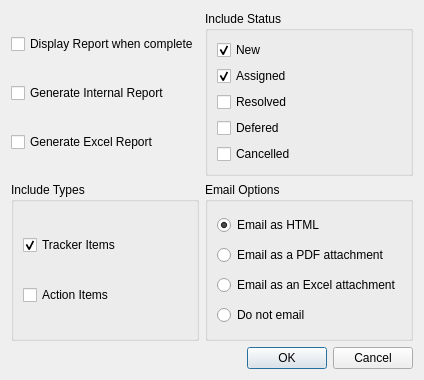
kestermckinney/ProjectNotes, file plugins/includes/dialogTrackerRptOptions.ui: the form before one commit.
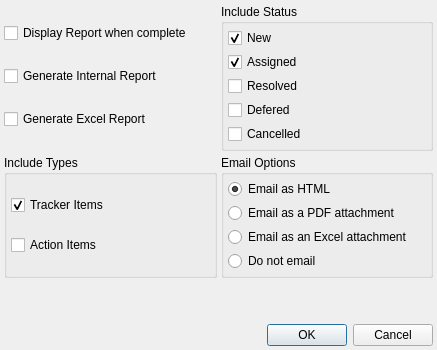
The form after the commit.

Diff of the .ui file:
```diff
--- a/plugins/includes/dialogTrackerRptOptions.ui
+++ b/plugins/includes/dialogTrackerRptOptions.ui
@@ -6,16 +6,39 @@
    <rect>
     <x>0</x>
     <y>0</y>
-    <width>414</width>
-    <height>380</height>
+    <width>437</width>
+    <height>350</height>
    </rect>
   </property>
   <property name="windowTitle">
    <string>Generate Tracker Report</string>
   </property>
+  <layout class="QVBoxLayout" name="verticalLayout_5">
+   <property name="spacing">
+    <number>4</number>
+   </property>
+   <property name="leftMargin">
+    <number>4</number>
+   </property>
+   <property name="topMargin">
+    <number>4</number>
+   </property>
+   <property name="rightMargin">
+    <number>4</number>
+   </property>
+   <property name="bottomMargin">
+    <number>4</number>
+   </property>
+   <item>
   <layout class="QGridLayout" name="gridLayout">
+     <property name="spacing">
+      <number>4</number>
+     </property>
    <item row="0" column="0">
     <layout class="QVBoxLayout" name="verticalLayout_2">
+       <property name="spacing">
+        <number>4</number>
+       </property>
      <item>
       <widget class="QCheckBox" name="m_checkBoxDisplayTracker">
        <property name="text">
@@ -45,6 +68,21 @@
       <string>Include Status</string>
      </property>
      <layout class="QVBoxLayout" name="verticalLayout_4">
+        <property name="spacing">
+         <number>4</number>
+        </property>
+        <property name="leftMargin">
+         <number>4</number>
+        </property>
+        <property name="topMargin">
+         <number>4</number>
+        </property>
+        <property name="rightMargin">
+         <number>4</number>
+        </property>
+        <property name="bottomMargin">
+         <number>4</number>
+        </property>
       <item>
        <widget class="QCheckBox" name="m_checkBoxNewTracker">
         <property name="text">
@@ -102,16 +140,19 @@
      </property>
      <layout class="QVBoxLayout" name="verticalLayout_3">
       <property name="spacing">
-       <number>6</number>
+         <number>4</number>
+        </property>
+        <property name="leftMargin">
+         <number>4</number>
       </property>
       <property name="topMargin">
-       <number>9</number>
+         <number>4</number>
       </property>
       <property name="rightMargin">
-       <number>9</number>
+         <number>4</number>
       </property>
       <property name="bottomMargin">
-       <number>9</number>
+         <number>4</number>
       </property>
       <item>
        <widget class="QCheckBox" name="m_checkBoxItemsTracker">
@@ -139,6 +180,21 @@
       <string>Email Options</string>
      </property>
      <layout class="QVBoxLayout" name="verticalLayout">
+        <property name="spacing">
+         <number>4</number>
+        </property>
+        <property name="leftMargin">
+         <number>4</number>
+        </property>
+        <property name="topMargin">
+         <number>4</number>
+        </property>
+        <property name="rightMargin">
+         <number>4</number>
+        </property>
+        <property name="bottomMargin">
+         <number>4</number>
+        </property>
       <item>
        <widget class="QRadioButton" name="m_radioBoxEmailAsHTML">
         <property name="text">
@@ -176,10 +232,28 @@
      </layout>
     </widget>
    </item>
-   <item row="2" column="1">
-    <widget class="QDialogButtonBox" name="buttonBox">
+    </layout>
+   </item>
+   <item>
+    <spacer name="verticalSpacer">
      <property name="orientation">
-      <enum>Qt::Orientation::Horizontal</enum>
+      <enum>Qt::Vertical</enum>
+     </property>
+     <property name="sizeHint" stdset="0">
+      <size>
+       <width>20</width>
+       <height>40</height>
+      </size>
+     </property>
+    </spacer>
+   </item>
+   <item>
+    <widget class="QDialogButtonBox" name="buttonBox">
+     <property name="sizePolicy">
+      <sizepolicy hsizetype="Preferred" vsizetype="Preferred">
+       <horstretch>0</horstretch>
+       <verstretch>0</verstretch>
+      </sizepolicy>
      </property>
      <property name="standardButtons">
       <set>QDialogButtonBox::StandardButton::Cancel|QDialogButtonBox::StandardButton::Ok</set>
```
Left out of the diff: 2 changed lines with no effect on the pictures. Lines whose indentation alone changed are shown as unchanged.
